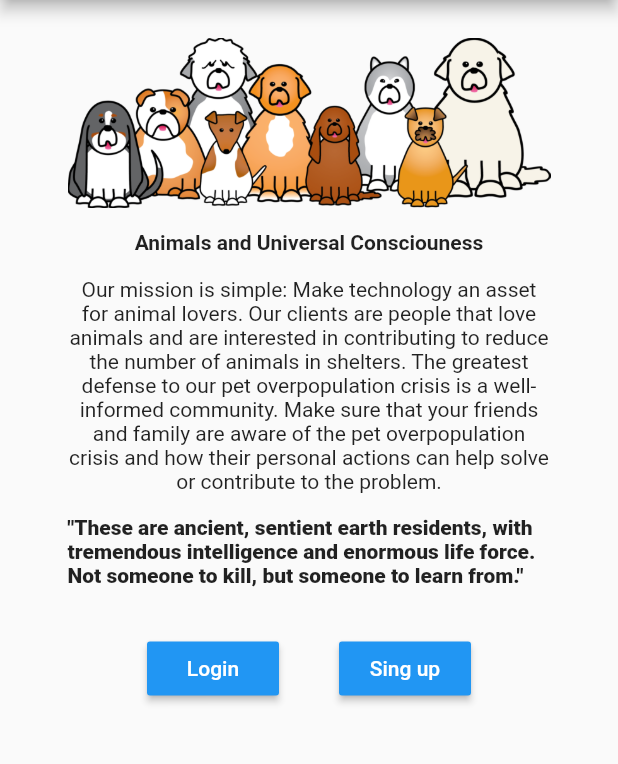
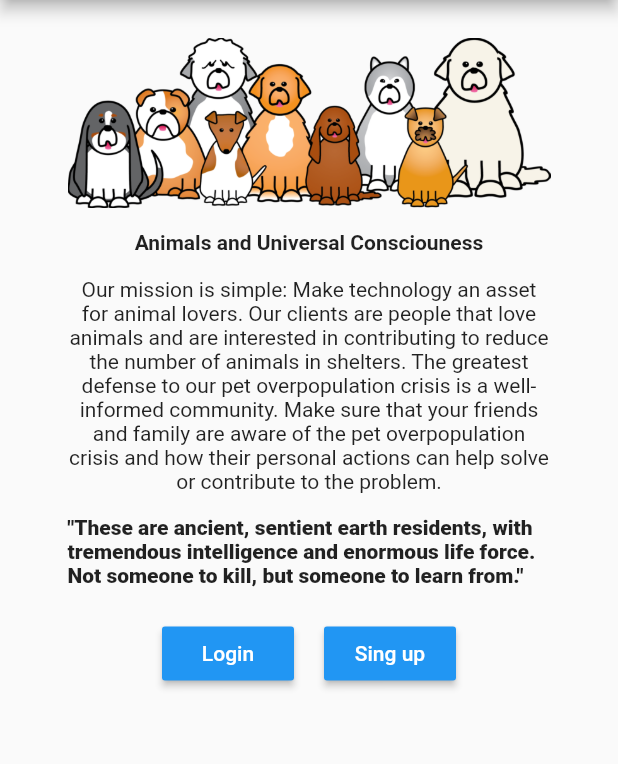
Before and after one commit to adliano/flutter_thepetinder, a Flutter app: the screen it shows after launch, on a phone screen of 412 x 824 dp, the part 84-848 px from its top. Run offline on Flutter 3.47's test engine with Material 2 defaults, Android fonts, the phone set to English and light mode, and no system bars; our stand-ins replace fluttertoast.

```diff
--- a/lib/InitalScreen/initialScreen.dart
+++ b/lib/InitalScreen/initialScreen.dart
@@ -11,6 +11,7 @@
 import 'package:flutter/material.dart';
 import '../login/login.dart';
 import '../singup/singup.dart';
+import 'package:thepetinder/widgets/button.dart';
 
 //class Login extends StatefulWidget {
 //
@@ -139,27 +140,29 @@ class ButtonsRow extends StatelessWidget{
       mainAxisAlignment: MainAxisAlignment.center,
       children: <Widget>[
         /// Login Button
-        Container(
-          margin: EdgeInsets.only(top: 20.0, right: 20.0),
-          child: RaisedButton(
-            child: Text('Login',style: TextStyle(color: Colors.white),),
-            /// Push Login Screen
-            onPressed: () => onLoginPressed(context),
-            padding: EdgeInsets.only(left: 15.0, right: 15.0),
-            color: Theme.of(context).buttonColor,
-          ),
-        ),
+        new Button(onButtonClick: () => onLoginPressed(context), text: 'Login'),
+//        Container(
+//          margin: EdgeInsets.only(top: 20.0, right: 20.0),
+//          child: RaisedButton(
+//            child: Text('Login',style: TextStyle(color: Colors.white),),
+//            /// Push Login Screen
+//            onPressed: () => onLoginPressed(context),
+//            padding: EdgeInsets.only(left: 15.0, right: 15.0),
+//            color: Theme.of(context).buttonColor,
+//          ),
+//        ),
         /// Create account button
-        Container(
-          margin: EdgeInsets.only(top: 20.0, left: 20.0),
-          child: RaisedButton(
-            child: Text('Sing up',style: TextStyle(color: Colors.white),),
-            /// Push Sing Up Screen
-            onPressed: () => onSingUpPressed(context),
-            padding: EdgeInsets.only(left: 15.0, right: 15.0),
-            color: Theme.of(context).buttonColor,
-          ),
-        ),
+        new Button(onButtonClick: () => onSingUpPressed(context), text: 'Sing up'),
+//        Container(
+//          margin: EdgeInsets.only(top: 20.0, left: 20.0),
+//          child: RaisedButton(
+//            child: Text('Sing up',style: TextStyle(color: Colors.white),),
+//            /// Push Sing Up Screen
+//            onPressed: () => onSingUpPressed(context),
+//            padding: EdgeInsets.only(left: 15.0, right: 15.0),
+//            color: Theme.of(context).buttonColor,
+//          ),
+//        ),
       ],
     );
   }
--- /dev/null
+++ b/lib/widgets/button.dart
@@ -0,0 +1,31 @@
+
+
+
+import 'package:flutter/material.dart';
+
+
+class Button extends StatelessWidget{
+
+   final Function onButtonClick;
+   final String text;
+
+  const Button({
+    @required this.onButtonClick,
+    @required this.text,
+  });
+
+
+  @override
+  Widget build(BuildContext context) {
+    return Container(
+      margin: EdgeInsets.all(10.0),
+      child: RaisedButton(
+        child: Text(text,style: TextStyle(color: Colors.white),),
+        /// Push Login Screen
+        onPressed: onButtonClick,
+        padding: EdgeInsets.only(left: 15.0, right: 15.0),
+        color: Theme.of(context).buttonColor,
+      ),
+    );
+  }
+}
--- a/pubspec.yaml
+++ b/pubspec.yaml
@@ -14,11 +14,12 @@ description: A new Flutter application for Petinder
 version: 1.0.0+1
 
 environment:
-  sdk: ">=2.1.0 <3.0.0"
+  sdk: ">=2.2.0 <3.0.0"
 
 dependencies:
   flutter:
     sdk: flutter
+  fluttertoast: ^3.1.0
 
   # The following adds the Cupertino Icons font to your application.
   # Use with the CupertinoIcons class for iOS style icons.
```
Also changed, not shown: lib/login/login.dart (+66 -24 lines), lib/singup/singup.dart (+44 -16 lines), pubspec.lock, 6 other files.
